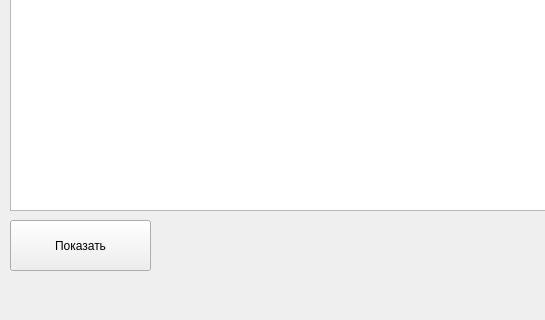
The window that main.ui (jafaradze/yandexcoffee) describes before a commit, drawn with Qt 5; both pictures show x 0 to 545 and y 280 to 600 of the 800 by 600 pixel window.
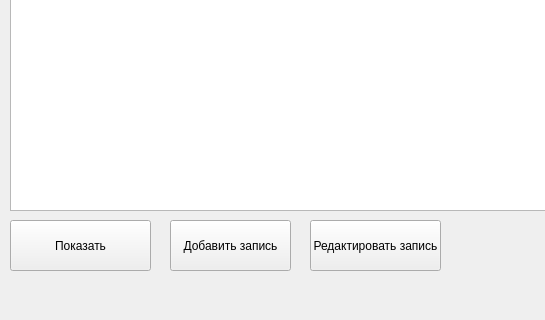
The same window after the commit.

The edit to the form file:
```diff
--- a/main.ui
+++ b/main.ui
@@ -40,6 +40,32 @@
      <bool>false</bool>
     </property>
    </widget>
+   <widget class="QPushButton" name="addButton">
+    <property name="geometry">
+     <rect>
+      <x>170</x>
+      <y>500</y>
+      <width>121</width>
+      <height>51</height>
+     </rect>
+    </property>
+    <property name="text">
+     <string>Добавить запись</string>
+    </property>
+   </widget>
+   <widget class="QPushButton" name="editButton">
+    <property name="geometry">
+     <rect>
+      <x>310</x>
+      <y>500</y>
+      <width>131</width>
+      <height>51</height>
+     </rect>
+    </property>
+    <property name="text">
+     <string>Редактировать запись</string>
+    </property>
+   </widget>
   </widget>
   <widget class="QMenuBar" name="menubar">
    <property name="geometry">
```
